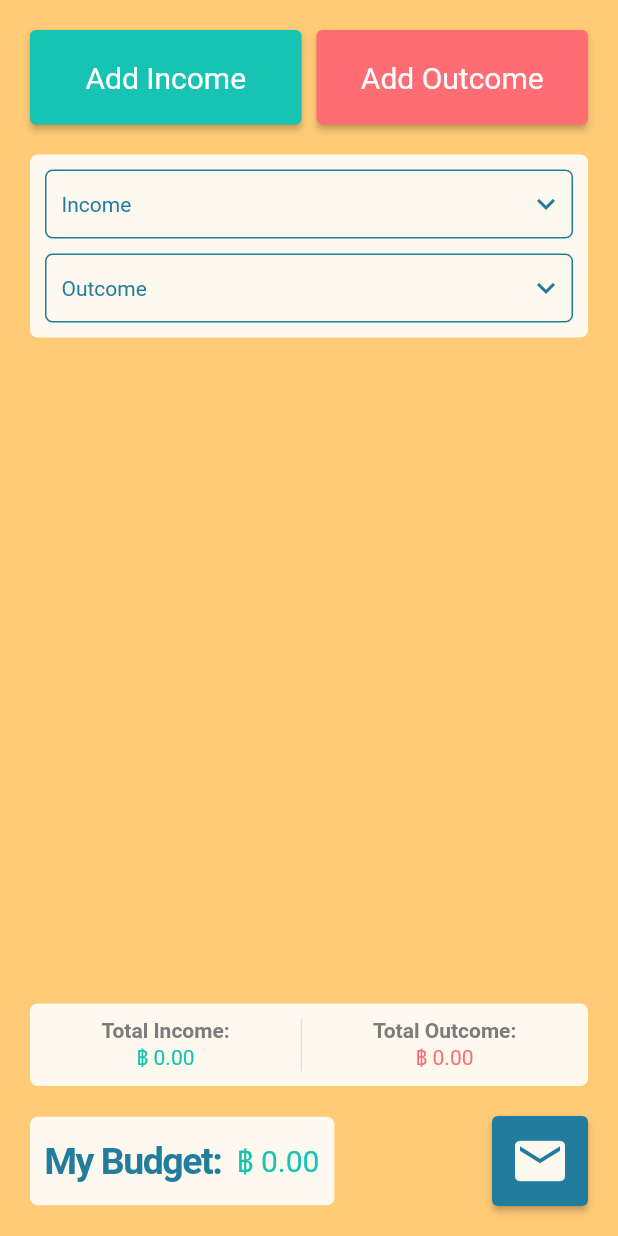
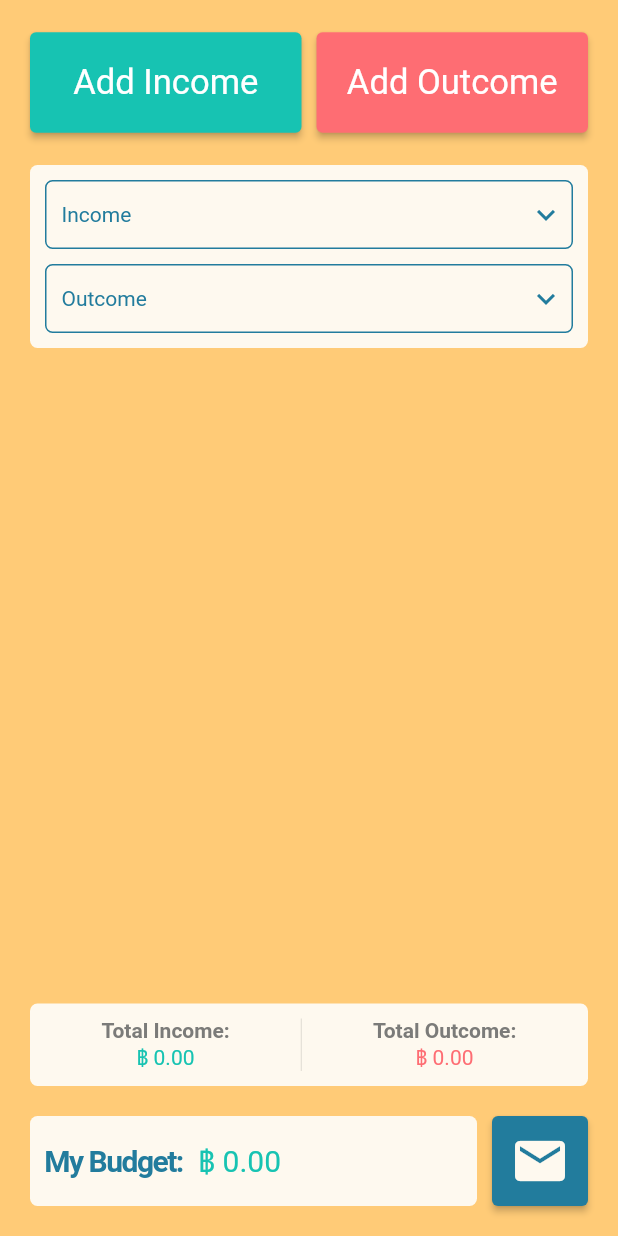
Before and after one commit to Nico-Strella/myBudget_frontend, a Flutter app: the screen it shows after launch, on a phone screen of 412 x 824 dp. Run offline on Flutter 3.47's test engine with Material 2 defaults, Android fonts, the phone set to English and light mode, and no system bars; drawn by our look-alikes of auto_size_text; our stand-ins replace csv, shared_preferences; missing offline and left inert: flutter_email_sender.

Commit message:
adapt font for different devices

```diff
--- a/mybudget/lib/src/pages/home.dart
+++ b/mybudget/lib/src/pages/home.dart
@@ -43,7 +43,10 @@ class Home extends StatelessWidget {
                   Row(
                     mainAxisAlignment: MainAxisAlignment.spaceBetween,
                     children: const [
-                      MyBudget(),
+                      Expanded(child: MyBudget()),
+                      SizedBox(
+                        width: 10,
+                      ),
                       SubActionButtons(),
                     ],
                   ),
--- a/mybudget/lib/src/pages/widgets/action_buttons.dart
+++ b/mybudget/lib/src/pages/widgets/action_buttons.dart
@@ -26,7 +26,9 @@ class ActionButtons extends StatelessWidget {
       }
     }
 
-    return Row(
+    return SizedBox(
+      height: 70,
+      child: Row(
         mainAxisAlignment: MainAxisAlignment.center,
         children: [
           Expanded(
@@ -47,6 +49,7 @@ class ActionButtons extends StatelessWidget {
             ),
           ),
         ],
+      ),
     );
   }
 }
--- a/mybudget/lib/src/pages/widgets/my_budget.dart
+++ b/mybudget/lib/src/pages/widgets/my_budget.dart
@@ -12,6 +12,7 @@ class MyBudget extends StatelessWidget {
   Widget build(BuildContext context) {
     final _appProvider = Provider.of<AppProvider>(context);
     return Container(
+      height: 60,
       padding: const EdgeInsets.symmetric(horizontal: 10, vertical: 15),
       decoration: const BoxDecoration(
         borderRadius: BorderRadius.all(
@@ -23,16 +24,20 @@ class MyBudget extends StatelessWidget {
         children: [
           const AutoSizeText(
             'My Budget:',
-            style: TextStyle(fontSize: 25, fontWeight: FontWeight.bold, color: ThemeColors.blue, letterSpacing: -1),
+            style: TextStyle(fontSize: 20, fontWeight: FontWeight.bold, color: ThemeColors.blue, letterSpacing: -1),
+            maxLines: 2,
           ),
           const SizedBox(
             width: 10,
           ),
-          Text(
-            '฿ ${NumberFormat("#,##0.00", "en_US").format(_appProvider.myBudget)}',
-            style: TextStyle(
-              color: _appProvider.myBudget < 0 ? ThemeColors.red : ThemeColors.green,
-              fontSize: 20,
+          Expanded(
+            child: AutoSizeText(
+              '฿ ${NumberFormat("#,##0.00", "en_US").format(_appProvider.myBudget)}',
+              style: TextStyle(
+                color: _appProvider.myBudget < 0 ? ThemeColors.red : ThemeColors.green,
+                fontSize: 20,
+              ),
+              maxLines: 1,
             ),
           ),
         ],
--- a/mybudget/lib/src/pages/widgets/sub_action_buttons.dart
+++ b/mybudget/lib/src/pages/widgets/sub_action_buttons.dart
@@ -46,7 +46,9 @@ class SubActionButtons extends StatelessWidget {
       EmailClient.sendEmail(attachmentPaths: attachmentPaths);
     }
 
-    return Row(
+    return SizedBox(
+      height: 60,
+      child: Row(
         mainAxisAlignment: MainAxisAlignment.end,
         children: [
           ElevatedButton(
@@ -63,6 +65,7 @@ class SubActionButtons extends StatelessWidget {
             ),
           ),
         ],
+      ),
     );
   }
 }
--- /dev/null
+++ b/mybudget/lib/src/utils/helper.dart
@@ -0,0 +1,12 @@
+import 'package:flutter/material.dart';
+
+double getFont(context, {double scaleFactor = 1}) {
+  double width = MediaQuery.of(context).size.shortestSide;
+  if (width > 500) {
+    return (width * 0.034) * scaleFactor;
+  } else if (width > 400) {
+    return (width * 0.04) * scaleFactor;
+  } else {
+    return (width * 0.036) * scaleFactor;
+  }
+}
--- a/mybudget/lib/src/widgets/buttons/add_button.dart
+++ b/mybudget/lib/src/widgets/buttons/add_button.dart
@@ -1,5 +1,6 @@
 import 'package:auto_size_text/auto_size_text.dart';
 import 'package:flutter/material.dart';
+import 'package:mybudget/src/utils/helper.dart';
 
 class AddButton extends StatefulWidget {
   final Color bgColor;
@@ -31,6 +32,7 @@ class _AddButtonState extends State<AddButton> {
       child: AutoSizeText(
         'Add ${widget.text}',
         textAlign: TextAlign.center,
+        style: TextStyle(fontSize: getFont(context, scaleFactor: 1.4)),
       ),
     );
   }
```
Lines whose indentation alone changed are shown as unchanged.
